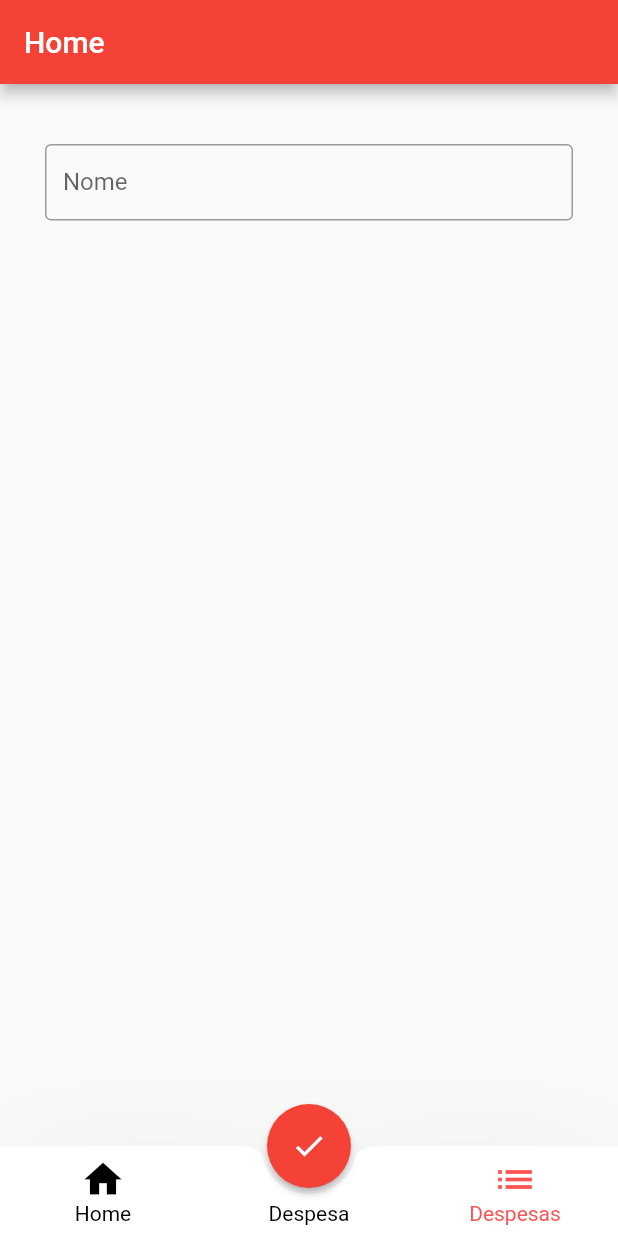
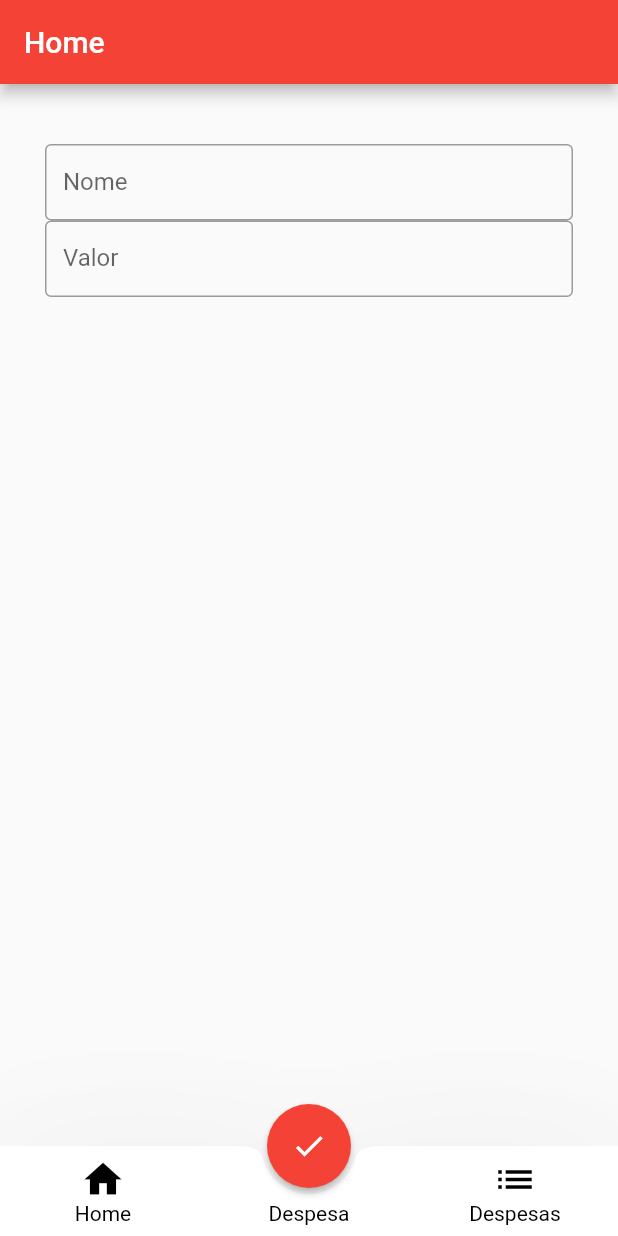
Before and after one commit to Firepeix/ebisu, a Flutter app: the screen it shows after launch, after a tap on "Despesas", after a tap on the "add" icon, on a phone screen of 412 x 824 dp. Run offline on Flutter 3.47's test engine with Material 2 defaults, Android fonts, the phone set to English and light mode, and no system bars.

Commit message:
Criando inputs do form

```diff
--- a/lib/main.dart
+++ b/lib/main.dart
@@ -69,7 +69,9 @@ class _MyHomePageState extends State<MyHomePage> {
       floatingActionButton: this._getMainButton(),
       bottomNavigationBar: BottomNavBar(
           onTabSelected: (int value) => _changePageTo(value),
-          centerItemText: 'Despesa'),
+          centerItemText: 'Despesa',
+          selectedIndex: currentPage
+      ),
       body: widget.router.pages[currentPage],
     );
   }
--- a/lib/src/UI/Components/Nav/BottomNavBar.dart
+++ b/lib/src/UI/Components/Nav/BottomNavBar.dart
@@ -15,10 +15,12 @@ class BottomNavBar extends StatefulWidget {
   final Color color = Colors.black;
   final double height = 60;
   final String centerItemText;
+  final int selectedIndex;
 
   BottomNavBar({
     required this.onTabSelected,
     required this.centerItemText,
+    this.selectedIndex = 0,
   });
 
   @override
@@ -33,13 +35,8 @@ class BottomNavBar extends StatefulWidget {
 }
 
 class _NavBarState extends State<BottomNavBar> {
-  int _selectedIndex = 0;
-
   _updateIndex(int index) {
-    widget.onTabSelected(index == 1 ? index + 1 : index);
-    setState(() {
-      _selectedIndex = index;
-    });
+    widget.onTabSelected(index);
   }
 
   @override
@@ -61,14 +58,20 @@ class _NavBarState extends State<BottomNavBar> {
   }
 
   List<Widget> _getTabs() {
-    List<Widget> items = List.generate(widget.items.length, (int index) {
-      return _buildTabItem(
+    List<Widget> items = [];
+    var middle = (widget.items.length / 2).truncate();
+    widget.items.asMap().forEach((int index, element) {
+      var position = index;
+      if (middle == index) {
+        items.add(_buildMiddleTabItem());
+        position = index +1;
+      }
+      items.add(_buildTabItem(
         item: widget.items[index],
-        index: index,
+        index: position,
         onPressed: _updateIndex,
-      );
+      ));
     });
-    items.insert(items.length >> 1, _buildMiddleTabItem());
     return items;
   }
 
@@ -96,7 +99,7 @@ class _NavBarState extends State<BottomNavBar> {
     int index = 0,
     required ValueChanged<int> onPressed,
   }) {
-    Color color = _selectedIndex == index ? widget.selectedColor : widget.color;
+    Color color = widget.selectedIndex == index ? widget.selectedColor : widget.color;
     return Expanded(
       child: SizedBox(
         height: widget.height,
--- a/lib/src/UI/Expenditures/Form/ExpenditureForm.dart
+++ b/lib/src/UI/Expenditures/Form/ExpenditureForm.dart
@@ -21,6 +21,10 @@ class _ExpenditureFormState extends State<ExpenditureForm> {
             validator: (value) => widget.validator.name(value),
             decoration: widget.decorator.textForm('Nome', 'Adicione o nome da despesa.'),
           ),
+          TextFormField(
+            validator: (value) => widget.validator.name(value),
+            decoration: widget.decorator.textForm('Valor', 'Valor da despesa'),
+          ),
         ],
       ),
     );
```
